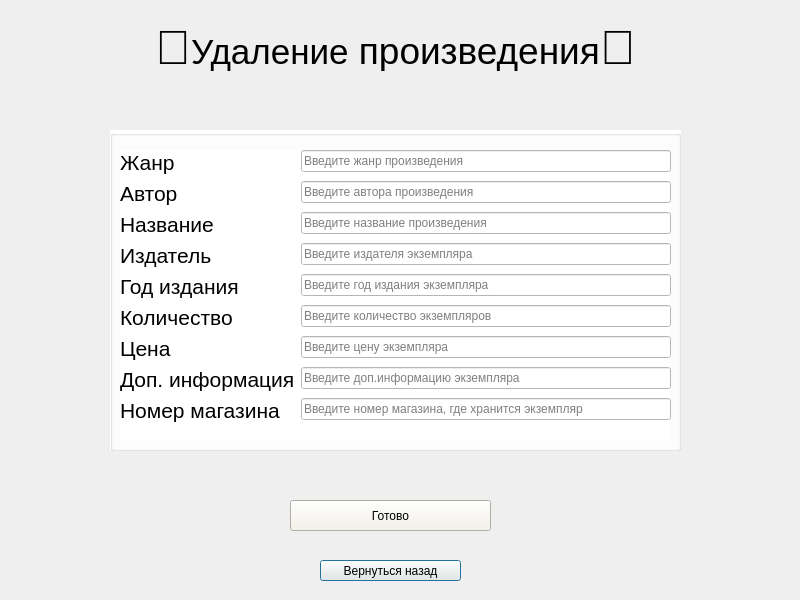
Qt form delete_item.ui (mamam111a/2-year_coursework_client) before a commit.
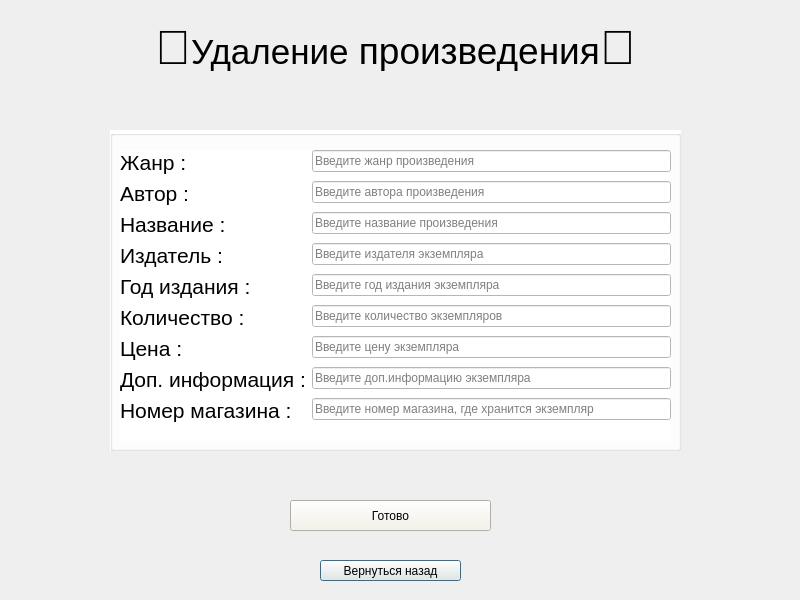
The same form after that commit.

```diff
--- a/delete_item.ui
+++ b/delete_item.ui
@@ -60,7 +60,7 @@
    <property name="title">
     <string/>
    </property>
-   <widget class="QWidget" name="">
+   <widget class="QWidget" name="layoutWidget">
     <property name="geometry">
      <rect>
       <x>10</x>
@@ -73,7 +73,7 @@
      <item row="0" column="0">
       <widget class="QLabel" name="dfgdfg">
        <property name="text">
-        <string>&lt;html&gt;&lt;head/&gt;&lt;body&gt;&lt;p&gt;&lt;span style=&quot; font-size:16pt;&quot;&gt;Жанр&lt;/span&gt;&lt;/p&gt;&lt;/body&gt;&lt;/html&gt;</string>
+        <string>&lt;html&gt;&lt;head/&gt;&lt;body&gt;&lt;p&gt;&lt;span style=&quot; font-size:16pt;&quot;&gt;Жанр :&lt;/span&gt;&lt;/p&gt;&lt;/body&gt;&lt;/html&gt;</string>
        </property>
       </widget>
      </item>
@@ -87,7 +87,7 @@
      <item row="1" column="0">
       <widget class="QLabel" name="dfg">
        <property name="text">
-        <string>&lt;html&gt;&lt;head/&gt;&lt;body&gt;&lt;p&gt;&lt;span style=&quot; font-size:16pt;&quot;&gt;Автор&lt;/span&gt;&lt;/p&gt;&lt;/body&gt;&lt;/html&gt;</string>
+        <string>&lt;html&gt;&lt;head/&gt;&lt;body&gt;&lt;p&gt;&lt;span style=&quot; font-size:16pt;&quot;&gt;Автор &lt;/span&gt;&lt;span style=&quot; font-size:16pt;&quot;&gt;:&lt;/span&gt;&lt;/p&gt;&lt;/body&gt;&lt;/html&gt;</string>
        </property>
       </widget>
      </item>
@@ -101,7 +101,7 @@
      <item row="2" column="0">
       <widget class="QLabel" name="titledfgfd">
        <property name="text">
-        <string>&lt;html&gt;&lt;head/&gt;&lt;body&gt;&lt;p&gt;&lt;span style=&quot; font-size:16pt;&quot;&gt;Название&lt;/span&gt;&lt;/p&gt;&lt;/body&gt;&lt;/html&gt;</string>
+        <string>&lt;html&gt;&lt;head/&gt;&lt;body&gt;&lt;p&gt;&lt;span style=&quot; font-size:16pt;&quot;&gt;Название :&lt;/span&gt;&lt;/p&gt;&lt;/body&gt;&lt;/html&gt;</string>
        </property>
       </widget>
      </item>
@@ -115,7 +115,7 @@
      <item row="3" column="0">
       <widget class="QLabel" name="dfggfd">
        <property name="text">
-        <string>&lt;html&gt;&lt;head/&gt;&lt;body&gt;&lt;p&gt;&lt;span style=&quot; font-size:16pt;&quot;&gt;Издатель&lt;/span&gt;&lt;/p&gt;&lt;/body&gt;&lt;/html&gt;</string>
+        <string>&lt;html&gt;&lt;head/&gt;&lt;body&gt;&lt;p&gt;&lt;span style=&quot; font-size:16pt;&quot;&gt;Издатель :&lt;/span&gt;&lt;/p&gt;&lt;/body&gt;&lt;/html&gt;</string>
        </property>
       </widget>
      </item>
@@ -129,7 +129,7 @@
      <item row="4" column="0">
       <widget class="QLabel" name="dfgfgd">
        <property name="text">
-        <string>&lt;html&gt;&lt;head/&gt;&lt;body&gt;&lt;p&gt;&lt;span style=&quot; font-size:16pt;&quot;&gt;Год издания&lt;/span&gt;&lt;/p&gt;&lt;/body&gt;&lt;/html&gt;</string>
+        <string>&lt;html&gt;&lt;head/&gt;&lt;body&gt;&lt;p&gt;&lt;span style=&quot; font-size:16pt;&quot;&gt;Год издания :&lt;/span&gt;&lt;/p&gt;&lt;/body&gt;&lt;/html&gt;</string>
        </property>
       </widget>
      </item>
@@ -143,7 +143,7 @@
      <item row="5" column="0">
       <widget class="QLabel" name="fdggfd">
        <property name="text">
-        <string>&lt;html&gt;&lt;head/&gt;&lt;body&gt;&lt;p&gt;&lt;span style=&quot; font-size:16pt;&quot;&gt;Количество&lt;/span&gt;&lt;/p&gt;&lt;/body&gt;&lt;/html&gt;</string>
+        <string>&lt;html&gt;&lt;head/&gt;&lt;body&gt;&lt;p&gt;&lt;span style=&quot; font-size:16pt;&quot;&gt;Количество :&lt;/span&gt;&lt;/p&gt;&lt;/body&gt;&lt;/html&gt;</string>
        </property>
       </widget>
      </item>
@@ -157,7 +157,7 @@
      <item row="6" column="0">
       <widget class="QLabel" name="dfgfgd_2">
        <property name="text">
-        <string>&lt;html&gt;&lt;head/&gt;&lt;body&gt;&lt;p&gt;&lt;span style=&quot; font-size:16pt;&quot;&gt;Цена&lt;/span&gt;&lt;/p&gt;&lt;/body&gt;&lt;/html&gt;</string>
+        <string>&lt;html&gt;&lt;head/&gt;&lt;body&gt;&lt;p&gt;&lt;span style=&quot; font-size:16pt;&quot;&gt;Цена :&lt;/span&gt;&lt;/p&gt;&lt;/body&gt;&lt;/html&gt;</string>
        </property>
       </widget>
      </item>
@@ -171,7 +171,7 @@
      <item row="7" column="0">
       <widget class="QLabel" name="fdgfgd">
        <property name="text">
-        <string>&lt;html&gt;&lt;head/&gt;&lt;body&gt;&lt;p&gt;&lt;span style=&quot; font-size:16pt;&quot;&gt;Доп. информация&lt;/span&gt;&lt;/p&gt;&lt;/body&gt;&lt;/html&gt;</string>
+        <string>&lt;html&gt;&lt;head/&gt;&lt;body&gt;&lt;p&gt;&lt;span style=&quot; font-size:16pt;&quot;&gt;Доп. информация :&lt;/span&gt;&lt;/p&gt;&lt;/body&gt;&lt;/html&gt;</string>
        </property>
       </widget>
      </item>
@@ -185,7 +185,7 @@
      <item row="8" column="0">
       <widget class="QLabel" name="label_2">
        <property name="text">
-        <string>&lt;html&gt;&lt;head/&gt;&lt;body&gt;&lt;p&gt;&lt;span style=&quot; font-size:16pt;&quot;&gt;Номер магазина&lt;/span&gt;&lt;/p&gt;&lt;/body&gt;&lt;/html&gt;</string>
+        <string>&lt;html&gt;&lt;head/&gt;&lt;body&gt;&lt;p&gt;&lt;span style=&quot; font-size:16pt;&quot;&gt;Номер магазина :&lt;/span&gt;&lt;/p&gt;&lt;/body&gt;&lt;/html&gt;</string>
        </property>
       </widget>
      </item>
```
